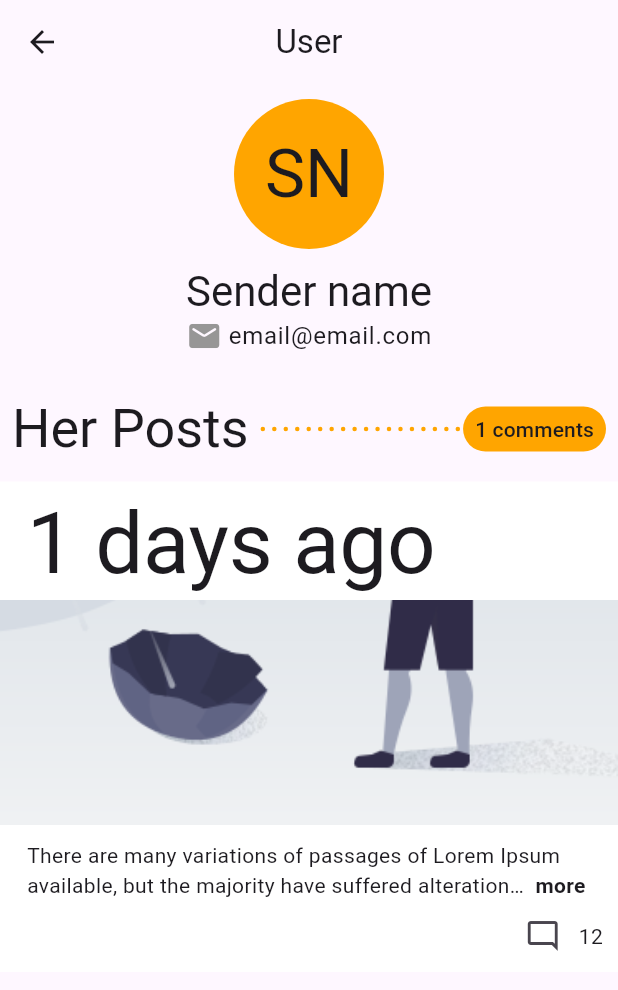
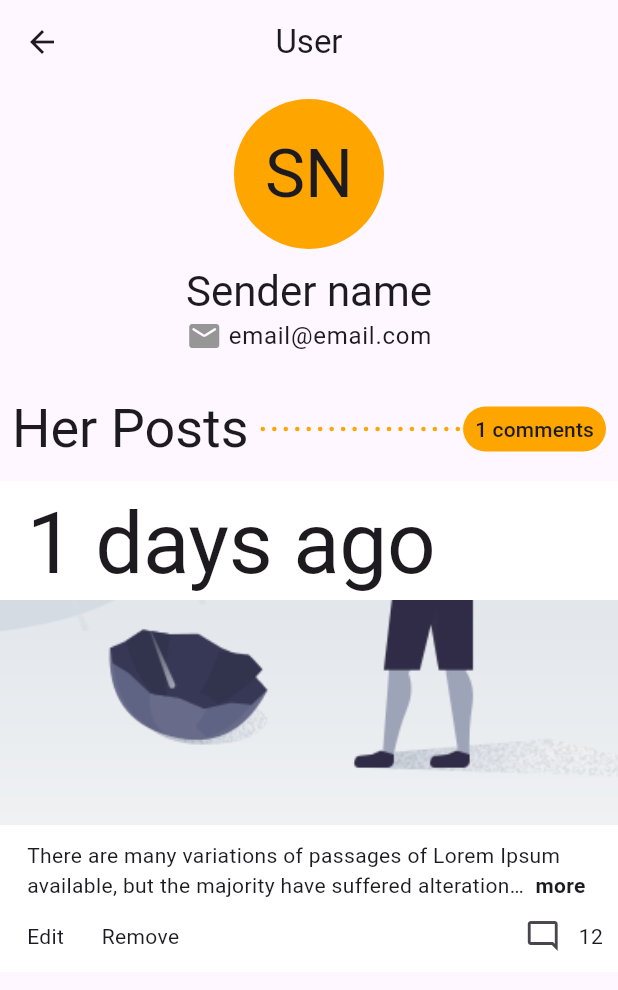
Before and after one commit to maniangdoz/exo_post, a Flutter app: the UserScreen screen opened directly, on a phone screen of 412 x 824 dp. Shown: the top 990 px of the screen. Run offline on Flutter 3.47's test engine with Material 2 defaults, Android fonts, the phone set to English and light mode, and no system bars; drawn by our look-alikes of readmore; our stand-ins replace bloc, equatable, flutter_animate, flutter_bloc, flutter_keyboard_visibility, get_it and 5 more; accounts and stored records are empty.

Commit message:
add button edit remove

```diff
--- a/lib/features/post/presentation/widgets/post_card.dart
+++ b/lib/features/post/presentation/widgets/post_card.dart
@@ -43,16 +43,36 @@ class _PostCardState extends State<PostCard> {
                   "There are many variations of passages of Lorem Ipsum available, but the majority have suffered alteration in some form, by injected humour, or randomised words which don't look even slightly believable. If you are going to use a passage of Lorem Ipsum"),
             ),
             Row(
-              mainAxisAlignment: MainAxisAlignment.end,
+              mainAxisAlignment: MainAxisAlignment.spaceBetween,
               children: [
-                IconButton(
-                  onPressed: () => _buildDetailPost(1),
-                  icon: const Icon(Icons.mode_comment_outlined),
+                Row(
+                  mainAxisAlignment: MainAxisAlignment.start,
+                  children: [
+                    Padding(
+                      padding: const EdgeInsets.only(left: 18),
+                      child: GestureDetector(
+                        onTap: () => _editPost(),
+                        child: const Text('Edit'),
+                      ),
+                    ),
+                    const SizedBox(width: 25),
+                    GestureDetector(
+                      onTap: _removePost,
+                      child: const Text('Remove'),
+                    ),
+                  ],
                 ),
-                const Text(
-                  '12', // Replace with the actual number of comments
+                Row(
+                  mainAxisAlignment: MainAxisAlignment.end,
+                  children: [
+                    IconButton(
+                      onPressed: () => _buildDetailPost(1),
+                      icon: const Icon(Icons.mode_comment_outlined),
+                    ),
+                    const Text('12'),
+                    const SizedBox(width: 10),
+                  ],
                 ),
-                const SizedBox(width: 10), // Adjust the width as needed
               ],
             ),
           ],
@@ -103,4 +123,8 @@ class _PostCardState extends State<PostCard> {
       ),
     );
   }
+
+  void _editPost() {}
+
+  void _removePost() {}
 }
```
